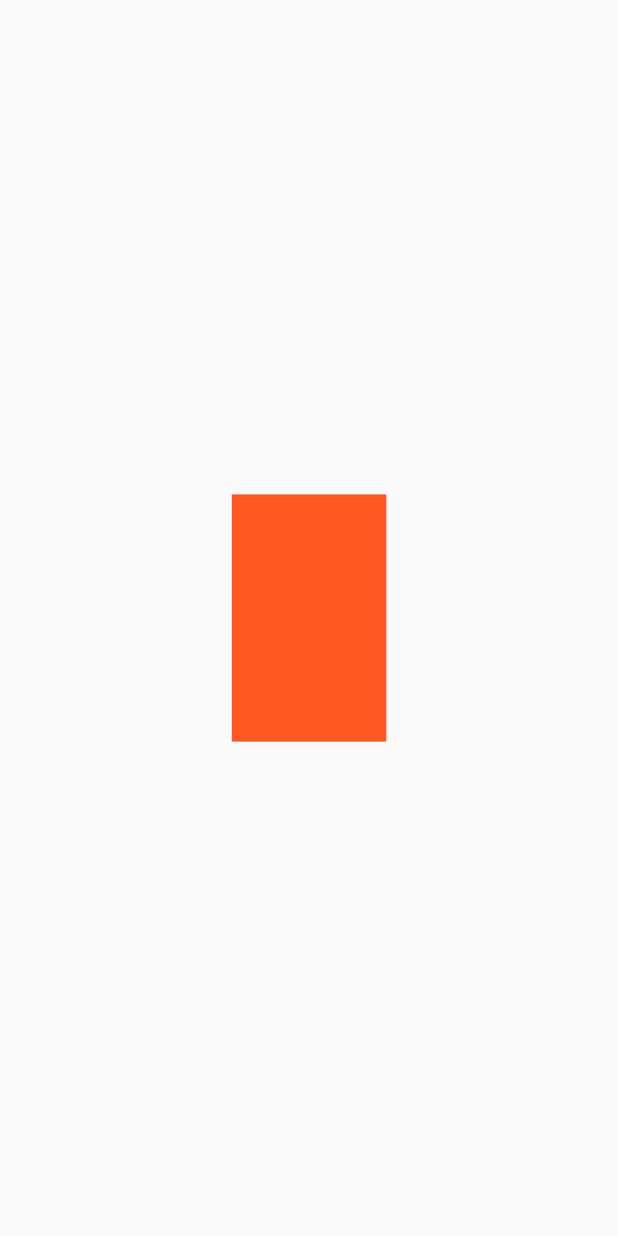
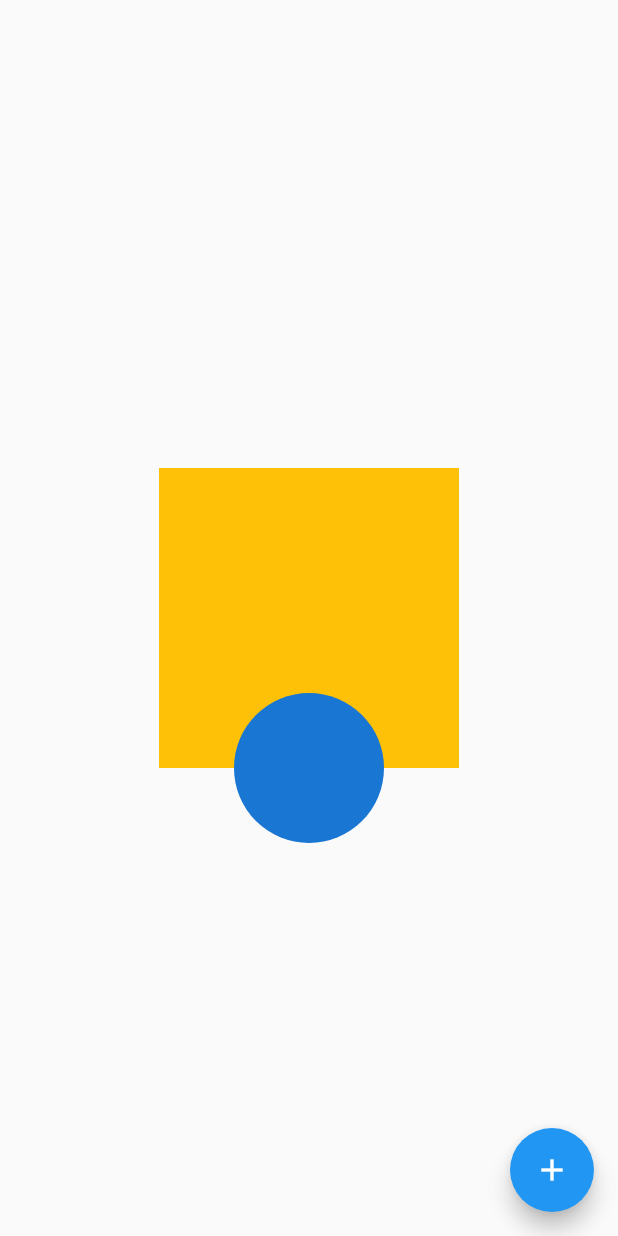
Before and after one commit to towfiqcodes/Start-flutter-Application, a Flutter app: the screen it shows after launch, on a phone screen of 412 x 824 dp. Run offline on Flutter 3.47's test engine with Material 2 defaults, Android fonts, the phone set to English and light mode, and no system bars.

Commit message:
floating action button

```diff
--- a/lib/main.dart
+++ b/lib/main.dart
@@ -7,7 +7,9 @@ class MyApp extends StatelessWidget {
   Widget build(BuildContext context) {
     //  var height = MediaQuery.of(context).size.height;
     return MaterialApp(
-      debugShowCheckedModeBanner: false,
+      title: "flutter Demo",
+      // debugShowCheckedModeBanner: false,
+
       home: Homepage(
           // child: Scaffold(
           //   body: Center(
@@ -78,13 +80,32 @@ class Homepage extends StatelessWidget {
     var containerHeight = screenheight / 5;
     return SafeArea(
       child: Scaffold(
+        floatingActionButton: FloatingActionButton(onPressed: () {},child: Icon(Icons.add),),
         body: Center(
-          child: Container(
-            height: containerHeight,
-            width: MediaQuery.of(context).size.width / 4,
-            color: Colors.deepOrange,
+            child: Scaffold(
+          body: Center(
+            child: Container(
+                height: 200,
+                width: 200,
+                color: Colors.amber,
+                child: Stack(
+                  alignment: Alignment.center,
+                  overflow: Overflow.visible,
+                  children: <Widget>[
+                    Container(
+                      height: 100,
+                      width: 100,
+                      color: Colors.amber,
+                    ),
+                    Positioned(
+                        bottom: -50,
+                        child: CircleAvatar(
+                          radius: 50,
+                        ))
+                  ],
+                )),
           ),
-        ),
+        )),
       ),
     );
   }
```
Also changed, not shown: pubspec.lock.
